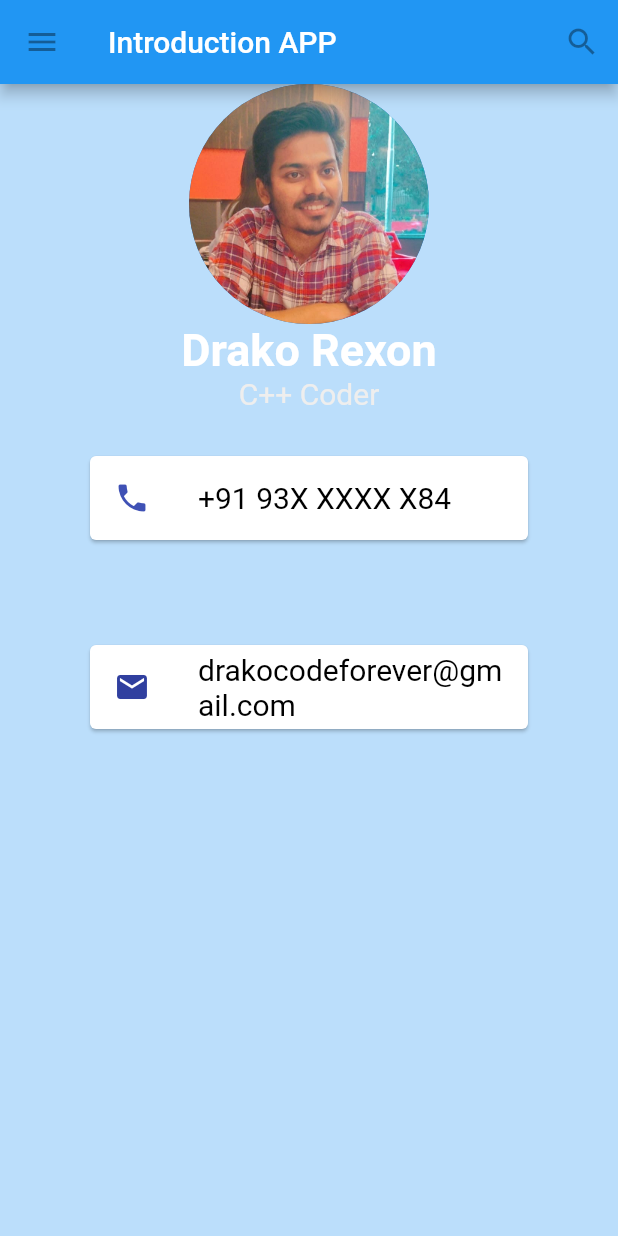
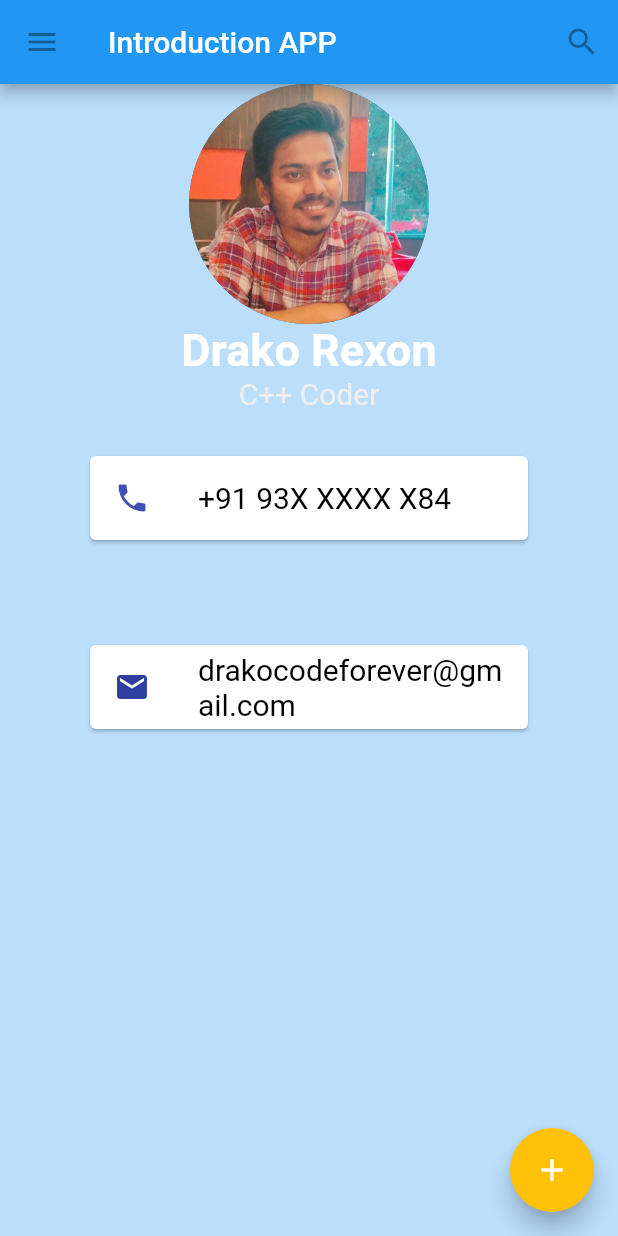
Before and after one commit to Drako-Rexon/Apps, a Flutter app: the screen it shows after launch, on a phone screen of 412 x 824 dp. Run offline on Flutter 3.47's test engine with Material 2 defaults, Android fonts, the phone set to English and light mode, and no system bars.

Commit message:
floating button added amber in color

```diff
--- a/lib/main.dart
+++ b/lib/main.dart
@@ -4,6 +4,7 @@ void main() {
   runApp(const MyApp());
 }
 
+/*
 class MyAppBar extends StatelessWidget {
   const MyAppBar({required this.title, Key? key}) : super(key: key);
 
@@ -46,7 +47,7 @@ class MyAppBar extends StatelessWidget {
     );
   }
 }
-
+*/
 class MyApp extends StatelessWidget {
   const MyApp({Key? key}) : super(key: key);
 
@@ -123,7 +124,7 @@ class MyApp extends StatelessWidget {
                         color: Colors.indigo,
                       ),
                       title: Text(
-                        '+91 93X XXXX X84',
+                        "+91 93X XXXX X84",
                         style: TextStyle(
                           color: Colors.black,
                           fontSize: 20,
@@ -156,6 +157,15 @@ class MyApp extends StatelessWidget {
             ],
           ),
         ),
+        floatingActionButton: const FloatingActionButton(
+          // onPressed: null,
+          backgroundColor: Colors.amber,
+          tooltip: 'Add',
+          onPressed: null,
+          child: Icon(
+            Icons.add,
+          ),
+        ),
       ),
     );
   }
```
